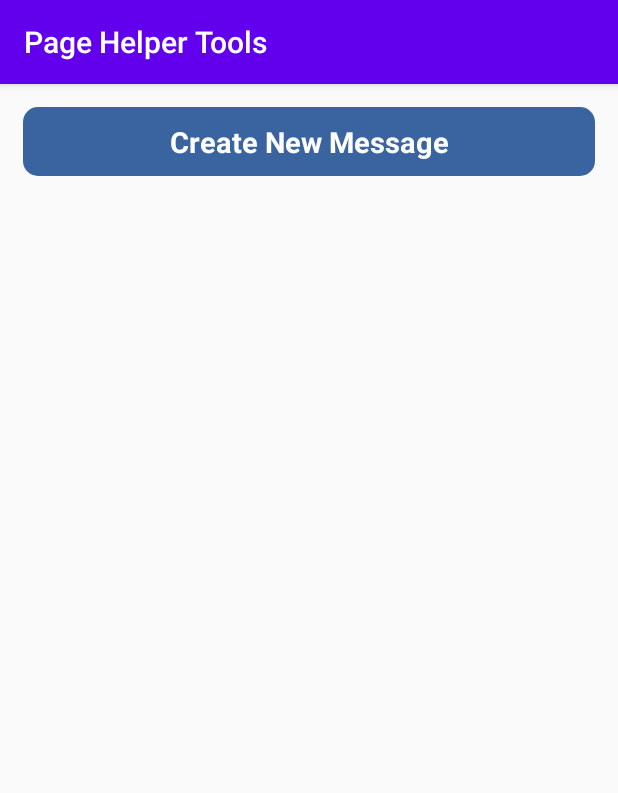
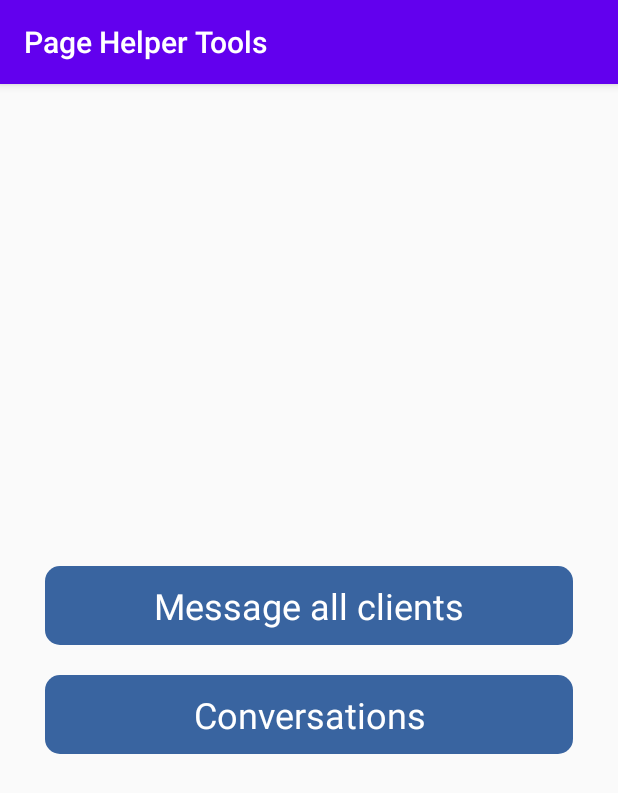
Before and after one commit to iseegr8tfuldeadppl/FacebookSauce, an Android app: the screen it shows after launch once a user with an empty profile is signed in (MessagesList before the commit, MainMenu after it), on a phone screen of 412 x 824 dp. Shown: the top 793 px of the screen. Run offline under Robolectric (Android 15) with nearby library versions, the phone set to English and light mode, and no system bars; our stand-ins replace Firebase (no records; nobody signed in at launch, a user with empty details on screens opened directly); libraries missing offline, so code that uses them is left out: com.facebook, com.facebook.login.

```diff
--- a/PageHelperTools2/app/src/main/AndroidManifest.xml
+++ b/PageHelperTools2/app/src/main/AndroidManifest.xml
@@ -11,10 +11,12 @@
         android:roundIcon="@mipmap/ic_launcher_round"
         android:supportsRtl="true"
         android:theme="@style/AppTheme">
-        <activity android:name=".MessagesList"></activity>
+        <activity android:name=".Conversations"></activity>
+        <activity android:name=".MainMenu" />
+        <activity android:name=".MessagesList" />
         <activity android:name=".LoadingPage" />
         <activity
-            android:name=".MainPage"
+            android:name=".MessageAllClients"
             android:windowSoftInputMode="adjustPan" />
 
         <meta-data
--- a/PageHelperTools2/app/src/main/java/scuffedbots/pagehelpertools/MainActivity.java
+++ b/PageHelperTools2/app/src/main/java/scuffedbots/pagehelpertools/MainActivity.java
@@ -210,7 +210,7 @@ public class MainActivity extends AppCompatActivity {
     }
 
     private void exit(List<PageData> pages){
-        Intent mainPage = new Intent(this, MessagesList.class);
+        Intent mainMenu = new Intent(this, MainMenu.class);
         Bundle b = new Bundle();
 
         StringBuilder pagesString = new StringBuilder();
@@ -226,8 +226,8 @@ public class MainActivity extends AppCompatActivity {
                 pagesString.append("&");
         }
         b.putString("pages",pagesString.toString());
-        mainPage.putExtras(b);
-        startActivity(mainPage);
+        mainMenu.putExtras(b);
+        startActivity(mainMenu);
         finish();
     }
 
--- a/PageHelperTools2/app/src/main/java/scuffedbots/pagehelpertools/MessagesList.java
+++ b/PageHelperTools2/app/src/main/java/scuffedbots/pagehelpertools/MessagesList.java
@@ -57,7 +57,7 @@ public class MessagesList extends AppCompatActivity implements CommunicationInte
             Bundle previous_b = intent.getExtras();
             if(previous_b!=null){
 
-                Intent mainPage = new Intent(this, MainPage.class);
+                Intent mainPage = new Intent(this, MessageAllClients.class);
                 Bundle b = new Bundle();
 
                 b.putString("pages",previous_b.getString("pages"));
--- /dev/null
+++ b/PageHelperTools2/app/src/main/res/layout/activity_main_menu.xml
@@ -0,0 +1,38 @@
+<?xml version="1.0" encoding="utf-8"?>
+<LinearLayout xmlns:android="http://schemas.android.com/apk/res/android"
+    xmlns:app="http://schemas.android.com/apk/res-auto"
+    xmlns:tools="http://schemas.android.com/tools"
+    android:layout_width="match_parent"
+    android:layout_height="match_parent"
+    android:orientation="vertical"
+    android:gravity="center"
+    tools:context=".MainMenu">
+
+    <TextView
+        android:onClick="goToMessageAllClientsClicked"
+        android:layout_width="match_parent"
+        android:layout_height="wrap_content"
+        android:layout_marginHorizontal="30dp"
+        android:layout_marginVertical="10dp"
+        android:paddingVertical="10dp"
+        android:gravity="center"
+        android:textSize="24sp"
+        android:background="@drawable/button"
+        android:textColor="@android:color/white"
+        android:text="Message all clients" />
+
+    <TextView
+        android:onClick="goToConversationsClicked"
+        android:layout_width="match_parent"
+        android:layout_height="wrap_content"
+        android:textColor="@android:color/white"
+        android:background="@drawable/button"
+        android:layout_marginVertical="10dp"
+        android:layout_marginHorizontal="30dp"
+        android:paddingVertical="10dp"
+        android:gravity="center"
+        android:textSize="24sp"
+        android:text="Conversations" />
+
+
+</LinearLayout>
--- a/PageHelperTools2/app/src/main/res/layout/activity_main_page.xml
+++ b/PageHelperTools2/app/src/main/res/layout/activity_message_all_clients.xml
@@ -4,7 +4,7 @@
     xmlns:tools="http://schemas.android.com/tools"
     android:layout_width="match_parent"
     android:layout_height="match_parent"
-    tools:context=".MainPage"
+    tools:context=".MessageAllClients"
     android:gravity="center"
     android:orientation="vertical"
     android:weightSum="1">
```
Also changed, not shown: PageHelperTools2/app/src/main/java/scuffedbots/pagehelpertools/Conversations.java (added, +14 -0 lines), PageHelperTools2/app/src/main/java/scuffedbots/pagehelpertools/MainMenu.java (added, +57 -0 lines), PageHelperTools2/app/src/main/java/scuffedbots/pagehelpertools/MessageAllClients.java (renamed from PageHelperTools2/app/src/main/java/scuffedbots/pagehelpertools/MainPage.java, +2 -8 lines), PageHelperTools2/app/src/main/res/layout/activity_conversations.xml (added, +9 -0 lines), 6 other files.
